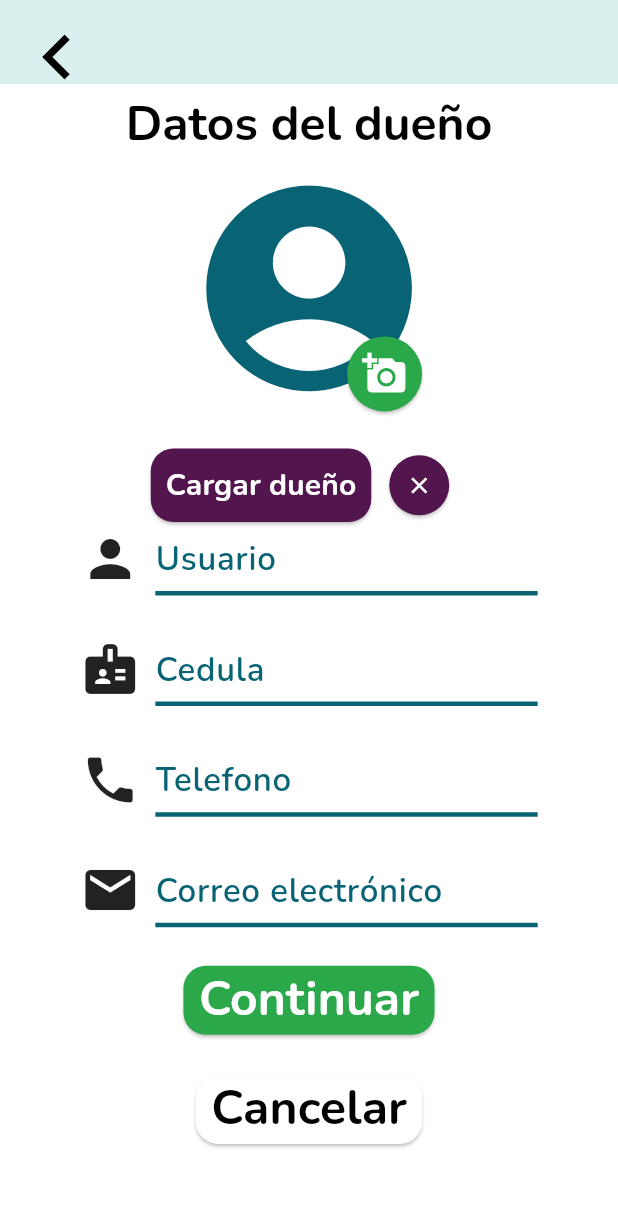
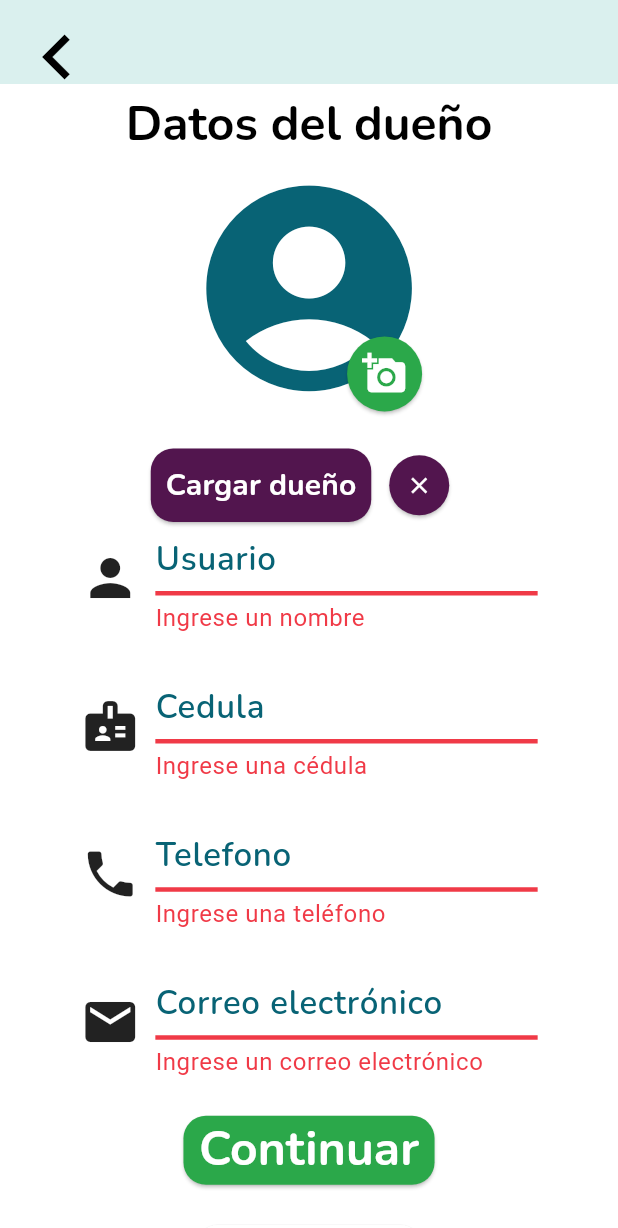
Before and after one commit to mbolanoss/bicitrack, a Flutter app: the screen it shows after launch, after a tap on "Continuar", on a phone screen of 412 x 824 dp. Shown: the top 1228 px of the screen. Run offline on Flutter 3.47's test engine with Material 2 defaults, Android fonts, the phone set to English and light mode, and no system bars; our stand-ins replace cloud_firestore, firebase_auth, firebase_core, firebase_storage, font_awesome_flutter, google_fonts and 2 more; accounts and stored records are empty.

Commit message:
Added take photo feature, not uploading yet

```diff
--- a/bicitrack/lib/main.dart
+++ b/bicitrack/lib/main.dart
@@ -1,3 +1,4 @@
+import 'package:bicitrack/providers/bike_register_provider.dart';
 import 'package:bicitrack/screens/home_screen.dart';
 import 'package:bicitrack/screens/register_bike/register_bike_owner.dart';
 import 'package:bicitrack/screens/test_screen.dart';
@@ -8,6 +9,7 @@ import 'firebase_options.dart';
 import 'screens/login_screen.dart';
 import 'screens/register_bike/register_bike.dart';
 import 'screens/wrapper.dart';
+import 'package:provider/provider.dart';
 
 void main() async {
   WidgetsFlutterBinding.ensureInitialized();
@@ -20,7 +22,16 @@ void main() async {
   // ]);
 
   // Usar un MultiProvider para acceder a los providers desde cualquier parte
-  runApp(const MyApp());
+  runApp(
+    MultiProvider(
+      providers: [
+        ChangeNotifierProvider(
+          create: (_) => BikeRegisterProvider(),
+        ),
+      ],
+      child: const MyApp(),
+    ),
+  );
 }
 
 class MyApp extends StatelessWidget {
--- /dev/null
+++ b/bicitrack/lib/providers/bike_register_provider.dart
@@ -0,0 +1,20 @@
+import 'dart:typed_data';
+
+import 'package:flutter/material.dart';
+
+class BikeRegisterProvider with ChangeNotifier {
+  Uint8List? ownerPhotoFile;
+  Uint8List? bikePhotoFile;
+
+  BikeRegisterProvider({this.ownerPhotoFile, this.bikePhotoFile});
+
+  void changeOwnerPhoto(Uint8List newPhoto) {
+    ownerPhotoFile = newPhoto;
+    notifyListeners();
+  }
+
+  void changeBikePhoto(Uint8List newPhoto) {
+    bikePhotoFile = newPhoto;
+    notifyListeners();
+  }
+}
--- a/bicitrack/lib/screens/register_bike/register_bike_owner.dart
+++ b/bicitrack/lib/screens/register_bike/register_bike_owner.dart
@@ -1,8 +1,14 @@
+import 'dart:typed_data';
+
+import 'package:bicitrack/providers/bike_register_provider.dart';
+import 'package:bicitrack/services/photo_taker.dart';
 import 'package:bicitrack/utilities/custom_theme.dart';
 import 'package:flutter/material.dart';
+import 'package:provider/provider.dart';
 
 import '../../widgets/register_bike_owner_form.dart';
 
+// ignore: must_be_immutable
 class RegisterBikeOwnerScreen extends StatelessWidget {
   RegisterBikeOwnerScreen({super.key});
 
@@ -16,6 +22,7 @@ class RegisterBikeOwnerScreen extends StatelessWidget {
       child: Scaffold(
         appBar: AppBar(
           backgroundColor: cream,
+          surfaceTintColor: Colors.transparent,
           leading: IconButton(
             style: IconButton.styleFrom(
               splashFactory: NoSplash.splashFactory,
@@ -45,32 +52,7 @@ class RegisterBikeOwnerScreen extends StatelessWidget {
                   SizedBox(height: screenSize.height * 0.01),
 
                   // Foto de usuario
-                  Stack(
-                    alignment: AlignmentDirectional.bottomEnd,
-                    children: [
-                      Icon(
-                        Icons.account_circle,
-                        color: seablue,
-                        size: screenSize.width * 0.4,
-                      ),
-                      // Boton añadir foto
-                      ElevatedButton(
-                        onPressed: () {},
-                        style: elevatedButtonTheme.style!.copyWith(
-                          shape:
-                              MaterialStateProperty.all(const CircleBorder()),
-                          padding: MaterialStateProperty.all(
-                            const EdgeInsets.all(10),
-                          ),
-                        ),
-                        child: const Icon(
-                          Icons.add_a_photo,
-                          size: 30,
-                          color: Colors.white,
-                        ),
-                      ),
-                    ],
-                  ),
+                  const OwnerPhoto(),
                   SizedBox(height: screenSize.height * 0.03),
                   // Formulario
                   RegisterBikeOwnerForm(),
@@ -100,3 +82,68 @@ class RegisterBikeOwnerScreen extends StatelessWidget {
     );
   }
 }
+
+class OwnerPhoto extends StatefulWidget {
+  const OwnerPhoto({
+    super.key,
+  });
+
+  @override
+  State<OwnerPhoto> createState() => _OwnerPhotoState();
+}
+
+class _OwnerPhotoState extends State<OwnerPhoto> {
+  Uint8List? file;
+
+  @override
+  Widget build(BuildContext context) {
+    final screenSize = MediaQuery.of(context).size;
+    final elevatedButtonTheme = Theme.of(context).elevatedButtonTheme;
+
+    final bikeRegisterProvider = context.watch<BikeRegisterProvider>();
+    final ownerPhoto = bikeRegisterProvider.ownerPhotoFile;
+
+    return Stack(
+      alignment: AlignmentDirectional.bottomEnd,
+      children: [
+        ownerPhoto == null
+            ? Icon(
+                Icons.account_circle,
+                color: seablue,
+                size: screenSize.width * 0.4,
+              )
+            : Container(
+                width: screenSize.width * 0.4,
+                height: screenSize.width * 0.4,
+                decoration: BoxDecoration(
+                  borderRadius: BorderRadius.circular(100.0),
+                  image: DecorationImage(
+                    image: MemoryImage(ownerPhoto),
+                    fit: BoxFit.fill,
+                  ),
+                ),
+              ),
+        // Boton añadir foto
+        ElevatedButton(
+          onPressed: () async {
+            final photo = await PhotoTaker().takePhoto();
+            if (photo != null) {
+              bikeRegisterProvider.changeOwnerPhoto(photo);
+            }
+          },
+          style: elevatedButtonTheme.style!.copyWith(
+            shape: MaterialStateProperty.all(const CircleBorder()),
+            padding: MaterialStateProperty.all(
+              const EdgeInsets.all(10),
+            ),
+          ),
+          child: const Icon(
+            Icons.add_a_photo,
+            size: 30,
+            color: Colors.white,
+          ),
+        ),
+      ],
+    );
+  }
+}
--- a/bicitrack/lib/widgets/register_bike_owner_form.dart
+++ b/bicitrack/lib/widgets/register_bike_owner_form.dart
@@ -1,9 +1,11 @@
 import 'package:flutter/material.dart';
 
 import '../models/bike_owner.dart';
+import '../providers/bike_register_provider.dart';
 import '../screens/register_bike/register_bike.dart';
 import '../services/firestore_service.dart';
 import '../utilities/custom_theme.dart';
+import 'package:provider/provider.dart';
 import 'form_input.dart';
 
 class RegisterBikeOwnerForm extends StatelessWidget {
@@ -44,6 +46,7 @@ class RegisterBikeOwnerForm extends StatelessWidget {
     final screenSize = MediaQuery.of(context).size;
     final textTheme = Theme.of(context).textTheme;
     final elevatedButtonTheme = Theme.of(context).elevatedButtonTheme;
+    final bikeRegisterProvider = context.read<BikeRegisterProvider>();
 
     return Form(
       key: formKey,
@@ -159,6 +162,7 @@ class RegisterBikeOwnerForm extends StatelessWidget {
           // Boton continuar
           ElevatedButton(
             onPressed: () {
+              if (formKey.currentState!.validate()) {
                 final owner = BikeOwner(
                   name: nameFieldController.text,
                   idCard: int.parse(idFieldController.text),
@@ -171,9 +175,11 @@ class RegisterBikeOwnerForm extends StatelessWidget {
                   MaterialPageRoute(
                     builder: (context) => RegisterBikeScreen(
                       owner: owner,
+                      ownerPhotoFile: bikeRegisterProvider.ownerPhotoFile,
                     ),
                   ),
                 );
+              }
             },
             child: Text(
               'Continuar',
--- a/bicitrack/pubspec.yaml
+++ b/bicitrack/pubspec.yaml
@@ -43,6 +43,7 @@ dependencies:
   google_sign_in: ^6.1.5
   cloud_firestore: ^4.9.3
   firebase_storage: ^11.2.8
+  image_picker: ^1.0.4
 
 dev_dependencies:
   flutter_test:
```
Also changed, not shown: bicitrack/lib/screens/register_bike/register_bike.dart (+68 -27 lines), bicitrack/lib/services/photo_taker.dart (added, +17 -0 lines), 5 other files. Lines whose indentation alone changed are shown as unchanged.
